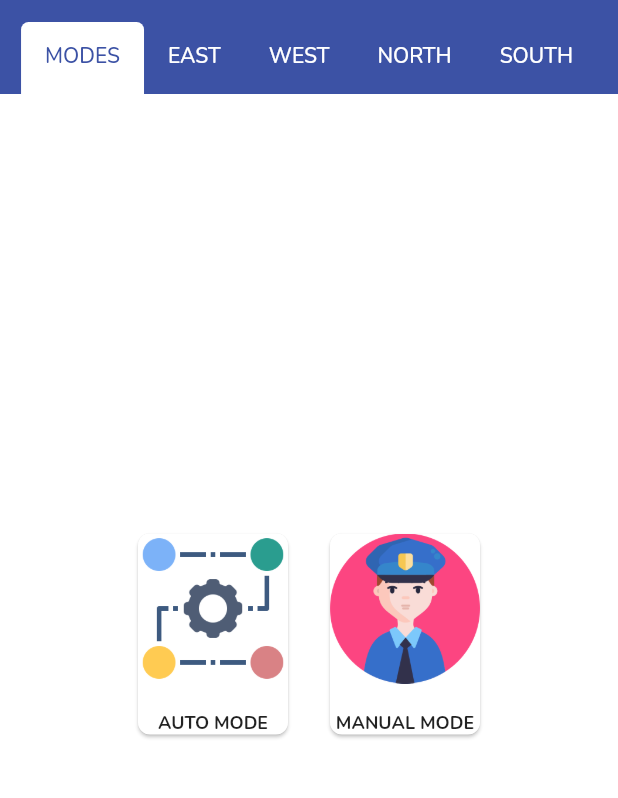
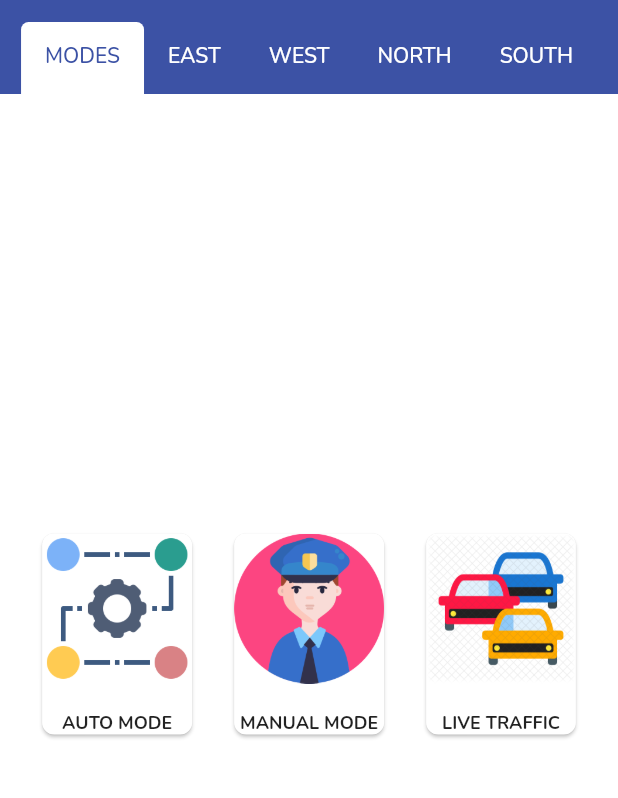
Before and after one commit to ishwar46/traffic_management, a Flutter app: the screen it shows after launch, on a phone screen of 412 x 824 dp, the part 62-860 px from its top. Run offline on Flutter 3.47's test engine with Material 2 defaults, Android fonts, the light colour scheme and no system bars; our stand-ins replace awesome_dialog, babstrap_settings_screen, easy_dynamic_theme, email_validator, firebase_core, firebase_crashlytics and 8 more; missing offline and left inert: flutter_onboard; accounts and stored records are empty.

Commit message:
Live Traffic Added in App

```diff
--- a/lib/main.dart
+++ b/lib/main.dart
@@ -9,7 +9,7 @@ import 'package:firebase_crashlytics/firebase_crashlytics.dart';
 import 'package:trafficnepal/presentation/OnBoarding/onboarding_screen.dart';
 import 'package:trafficnepal/presentation/home/splash_screen.dart';
 import 'package:trafficnepal/presentation/home/ui/home_page.dart';
-import 'package:trafficnepal/presentation/screens/setting_page.dart';
+import 'package:trafficnepal/presentation/screens/maps.dart';
 import 'package:trafficnepal/routes.dart';
 import 'package:trafficnepal/utils/theme.dart';
 import 'presentation/login/login_page.dart';
@@ -69,6 +69,7 @@ class MyApp extends StatelessWidget {
         MyRoutes.onboardingRoute: (context) => const OnBoardingScreen(),
         MyRoutes.homepageRoute: (context) => Dashboard(),
         MyRoutes.splashRoute: (context) => SplashScreen(),
+        MyRoutes.mapsRoute: (context) => MapScreen(),
       },
     );
   }
--- a/lib/presentation/screens/east/east_light.dart
+++ b/lib/presentation/screens/east/east_light.dart
@@ -162,6 +162,7 @@ class _EastLightState extends State<EastLight> {
                       _isRedOn = false;
                     }
                     _postLightStatusToDatabase();
+                    //_startTimer();
                   });
                 },
               ),
--- a/lib/presentation/screens/emergency_page.dart
+++ b/lib/presentation/screens/emergency_page.dart
@@ -121,6 +121,38 @@ class _ModePageState extends State<ModePage> {
                     ),
                   ),
                 ),
+                SizedBox(width: 20),
+                Card(
+                  color: Color.fromARGB(255, 255, 255, 255),
+                  shape: RoundedRectangleBorder(
+                    borderRadius: BorderRadius.circular(8),
+                  ),
+                  child: InkWell(
+                    onTap: () {
+                      Navigator.pushNamed(context, '/mapsRoute');
+                    },
+                    child: Column(
+                      mainAxisAlignment: MainAxisAlignment.center,
+                      children: [
+                        Image.asset(
+                          "assets/img/live.png",
+                          height: 100,
+                        ),
+                        const SizedBox(
+                          height: 18,
+                        ),
+                        Text(
+                          "LIVE TRAFFIC",
+                          style: TextStyle(
+                              fontWeight: FontWeight.bold,
+                              fontSize: 12.0,
+                              fontFamily: GoogleFonts.nunito().fontFamily),
+                          textAlign: TextAlign.center,
+                        )
+                      ],
+                    ),
+                  ),
+                ),
               ],
             ),
           ],
--- a/lib/presentation/screens/post_screen.dart
+++ b/lib/presentation/screens/post_screen.dart
@@ -12,7 +12,7 @@
 // }
 
 // class _PostScreenState extends State<PostScreen> {
-//   final ref = FirebaseDatabase.instance.ref('traffic_lights');
+//   final ref = FirebaseDatabase.instance.ref('traffic_lights'); TTHIW UW THE ODE FOR THE THE C
 
 //   @override
 //   void initState() {
--- a/lib/routes.dart
+++ b/lib/routes.dart
@@ -8,4 +8,5 @@ class MyRoutes {
   static const String onboardingRoute = "/onboardingRoute";
   static const String changepassRoute = "/changepassRoute";
   static const String emergencyRoute = "/emergencyRoute";
+  static const String mapsRoute = "/mapsRoute";
 }
--- a/pubspec.yaml
+++ b/pubspec.yaml
@@ -30,6 +30,7 @@ environment:
 dependencies:
   flutter:
     sdk: flutter
+  permission_handler: ^10.4.3
 
   # The following adds the Cupertino Icons font to your application.
   # Use with the CupertinoIcons class for iOS style icons.
@@ -58,6 +59,7 @@ dependencies:
   babstrap_settings_screen: ^0.1.5+1
   awesome_dialog: ^3.1.0
   flutter_slider_drawer: ^2.1.3
+  google_maps_flutter: ^2.3.0
 dev_dependencies:
   flutter_test:
     sdk: flutter
```
Also changed, not shown: lib/presentation/screens/maps.dart (added, +62 -0 lines), assets/img/live.png (added), pubspec.lock, 6 other files.
